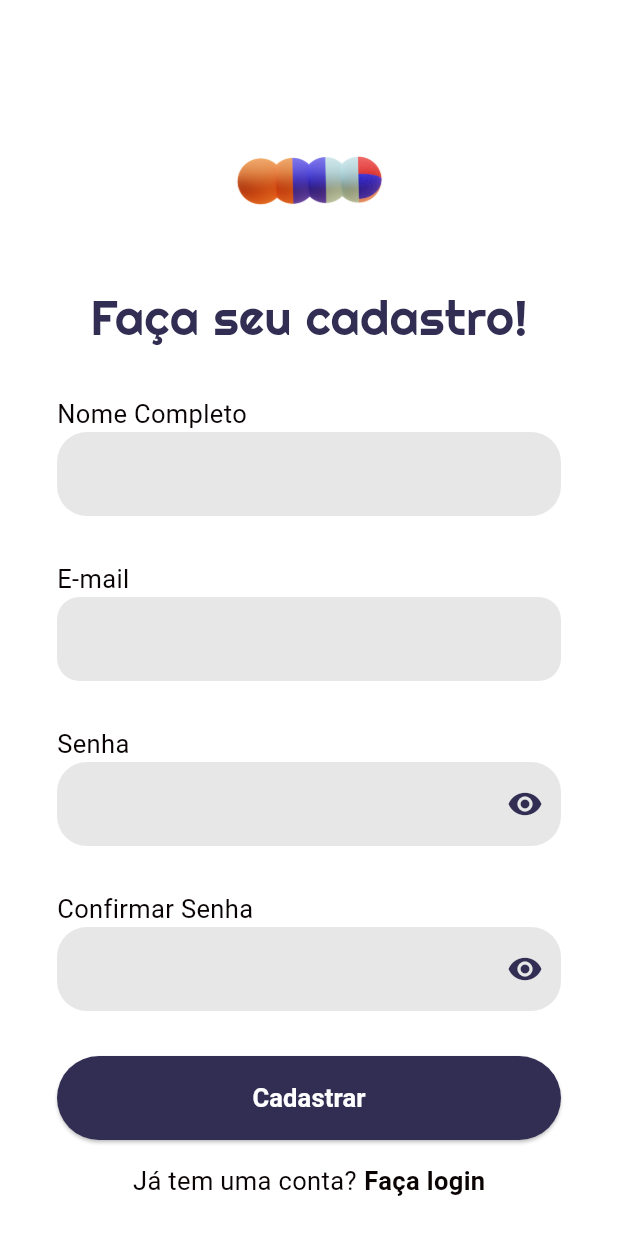
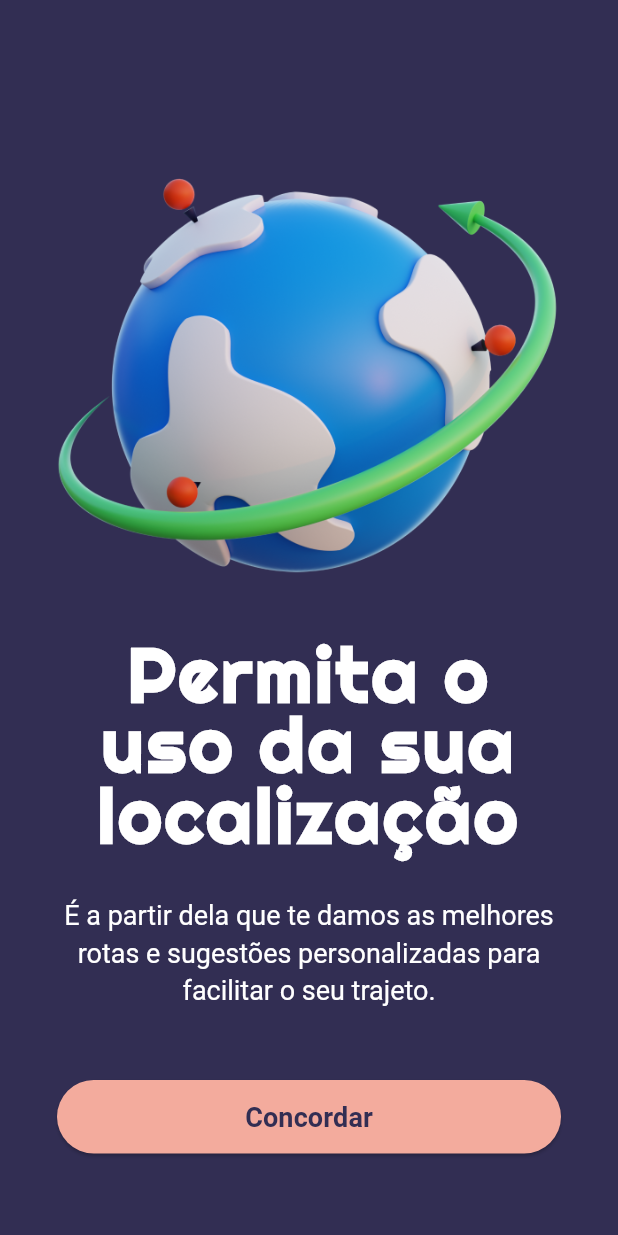
Before and after one commit to larissasoarre/MobiefyFlutter, a Flutter app: the screen it shows after launch, after a tap on "Começar", on a phone screen of 412 x 824 dp. Run offline on Flutter 3.47's test engine with Material 3 defaults, Android fonts, the phone set to English and light mode, and no system bars; our stand-ins replace firebase_auth, firebase_core, geolocator, google_maps_flutter, permission_handler; accounts and stored records are empty.

Commit message:
feat: add location permission handler screen

```diff
--- a/lib/constants/fonts.dart
+++ b/lib/constants/fonts.dart
@@ -9,20 +9,23 @@ class AppFonts {
 
   static const TextStyle heading = TextStyle(
       fontFamily: headingFontFamily,
-      fontSize: 47.0,
+      fontSize: 50.0,
+      letterSpacing: 2,
+      height: 0.93,
       decoration: TextDecoration.none,
       color: AppColors.black);
 
   static const TextStyle text = TextStyle(
       fontFamily: textFontFamily,
       fontWeight: FontWeight.w400,
-      fontSize: 17.0,
+      fontSize: 18.0,
+      height: 1.4,
       decoration: TextDecoration.none,
       color: AppColors.black);
 
   static const TextStyle inputLabel = TextStyle(
       fontFamily: textFontFamily,
-      fontSize: 17.0,
+      fontSize: 18.0,
       fontWeight: FontWeight.w400,
       decoration: TextDecoration.none,
       color: AppColors.black);
--- a/lib/main.dart
+++ b/lib/main.dart
@@ -1,7 +1,6 @@
 import 'package:flutter/material.dart';
 import 'package:mobiefy_flutter/views/welcome_screen.dart';
 import 'package:firebase_core/firebase_core.dart';
-import 'package:permission_handler/permission_handler.dart';
 import 'firebase_options.dart';
 
 void main() async {
@@ -10,12 +9,6 @@ void main() async {
   await Firebase.initializeApp(
     options: DefaultFirebaseOptions.currentPlatform, // Initialize Firebase
   );
-
-  await Permission.locationWhenInUse.isDenied.then((value) {
-    if(value) {
-      Permission.locationWhenInUse.request();
-    }
-  });
   runApp(const MyApp()); // Run the app after Firebase is initialized
 }
 
--- /dev/null
+++ b/lib/views/location_permission_screen.dart
@@ -0,0 +1,89 @@
+import 'package:flutter/material.dart';
+import 'package:mobiefy_flutter/constants/colors.dart';
+import 'package:mobiefy_flutter/constants/fonts.dart';
+import 'package:mobiefy_flutter/views/data_agreement_screen.dart';
+import 'package:mobiefy_flutter/views/permission_denied_screen.dart';
+import 'package:mobiefy_flutter/widgets/button.dart';
+import 'package:permission_handler/permission_handler.dart';
+
+class LocationPermissionScreen extends StatefulWidget {
+  const LocationPermissionScreen({super.key});
+
+  @override
+  State<LocationPermissionScreen> createState() =>
+      _LocationPermissionScreenState();
+}
+
+class _LocationPermissionScreenState extends State<LocationPermissionScreen> {
+  Future<void> _checkLocationPermission() async {
+    final status = await Permission.locationWhenInUse.status;
+    if (status.isDenied) {
+      final result = await Permission.locationWhenInUse.request();
+      if (result.isGranted) {
+        if (mounted) {
+          Navigator.push(
+            context,
+            MaterialPageRoute(
+                builder: (context) => const DataAgreementScreen()),
+          );
+        }
+      } else if (result.isPermanentlyDenied) {
+        if (mounted) {
+          Navigator.push(
+            context,
+            MaterialPageRoute(
+                builder: (context) => const PermissionDeniedScreen()),
+          );
+        }
+      }
+    } else if (status.isGranted) {
+      if (mounted) {
+        Navigator.push(
+          context,
+          MaterialPageRoute(builder: (context) => const DataAgreementScreen()),
+        );
+      }
+    }
+  }
+
+  @override
+  Widget build(BuildContext context) {
+    return Container(
+      padding: const EdgeInsets.fromLTRB(38.0, 60.0, 38.0, 25.0),
+      color: AppColors.primary,
+      child: Column(
+        mainAxisAlignment: MainAxisAlignment.spaceBetween,
+        children: [
+          const SizedBox(height: 10.0),
+          const Image(image: AssetImage('lib/assets/images/location.png')),
+          Column(
+            children: [
+              Text(
+                "Permita o uso da sua localização",
+                textAlign: TextAlign.center,
+                style: AppFonts.heading.copyWith(color: AppColors.white),
+              ),
+              const SizedBox(height: 25.0),
+              Text(
+                "É a partir dela que te damos as melhores rotas e sugestões personalizadas para facilitar o seu trajeto.",
+                textAlign: TextAlign.center,
+                style: AppFonts.text.copyWith(color: AppColors.white),
+              ),
+            ],
+          ),
+          Column(
+            children: [
+              CustomButton(
+                label: 'Concordar',
+                color: AppColors.secondary,
+                textColor: AppColors.primary,
+                onPressed: _checkLocationPermission,
+              ),
+              const SizedBox(height: 30.0),
+            ],
+          )
+        ],
+      ),
+    );
+  }
+}
--- a/lib/views/welcome_screen.dart
+++ b/lib/views/welcome_screen.dart
@@ -1,8 +1,7 @@
 import 'package:flutter/material.dart';
 import 'package:mobiefy_flutter/constants/colors.dart';
 import 'package:mobiefy_flutter/constants/fonts.dart';
-import 'package:mobiefy_flutter/views/login_screen.dart';
-import 'package:mobiefy_flutter/views/signup_screen.dart';
+import 'package:mobiefy_flutter/views/location_permission_screen.dart';
 import 'package:mobiefy_flutter/widgets/button.dart';
 
 class WelcomeScreen extends StatelessWidget {
@@ -19,7 +18,7 @@ class WelcomeScreen extends StatelessWidget {
             const Image(image: AssetImage('lib/assets/images/welcome.png')),
             Column(children: [
               Text(
-                "Bem Vindo",
+                "Bem-Vindo",
                 style: AppFonts.heading.copyWith(color: AppColors.white),
               ),
               Row(
@@ -37,7 +36,7 @@ class WelcomeScreen extends StatelessWidget {
                   )
                 ],
               ),
-              const SizedBox(height: 15.0),
+              const SizedBox(height: 25.0),
               Text(
                 "Desbloqueando viagens inteligentes com seu passaporte de mobilidade eficiente!",
                 textAlign: TextAlign.center,
@@ -54,38 +53,12 @@ class WelcomeScreen extends StatelessWidget {
                     Navigator.push(
                       context,
                       MaterialPageRoute(
-                          builder: (context) => const SignUpScreen()),
+                          builder: (context) =>
+                              const LocationPermissionScreen()),
                     );
                   },
                 ),
-                const SizedBox(height: 15.0),
-                Row(
-                  mainAxisAlignment: MainAxisAlignment.center,
-                  children: [
-                    Text(
-                      "Já tem uma conta?",
-                      textAlign: TextAlign.center,
-                      style: AppFonts.text.copyWith(color: AppColors.white),
-                    ),
-                    const SizedBox(width: 5.0),
-                    GestureDetector(
-                      onTap: () {
-                        Navigator.push(
-                          context,
-                          MaterialPageRoute(
-                              builder: (context) => const LoginScreen()),
-                        );
-                      },
-                      child: Text(
-                        "Faça login",
-                        textAlign: TextAlign.center,
-                        style: AppFonts.text.copyWith(
-                            color: AppColors.white,
-                            fontWeight: FontWeight.w700),
-                      ),
-                    ),
-                  ],
-                ),
+                const SizedBox(height: 30.0),
               ],
             )
           ],
--- a/lib/widgets/button.dart
+++ b/lib/widgets/button.dart
@@ -23,7 +23,7 @@ class CustomButton extends StatelessWidget {
       child: ElevatedButton(
         style: ElevatedButton.styleFrom(
           backgroundColor: color,
-          padding: const EdgeInsets.symmetric(vertical: 16.0, horizontal: 24.0),
+          padding: const EdgeInsets.symmetric(vertical: 12.0, horizontal: 24.0),
           shape: RoundedRectangleBorder(
             borderRadius: BorderRadius.circular(30.0),
           ),
--- a/pubspec.yaml
+++ b/pubspec.yaml
@@ -65,6 +65,8 @@ flutter:
     - lib/assets/images/login.png
     - lib/assets/images/create_account.png
     - lib/assets/images/success.png
+    - lib/assets/images/location.png
+    - lib/assets/images/permission_denied.png
   fonts:
     - family: Roboto
       fonts:
```
Also changed, not shown: lib/views/data_agreement_screen.dart (added, +14 -0 lines), lib/views/permission_denied_screen.dart (added, +93 -0 lines), lib/assets/images/location.png (added), lib/assets/images/permission_denied.png (added).
